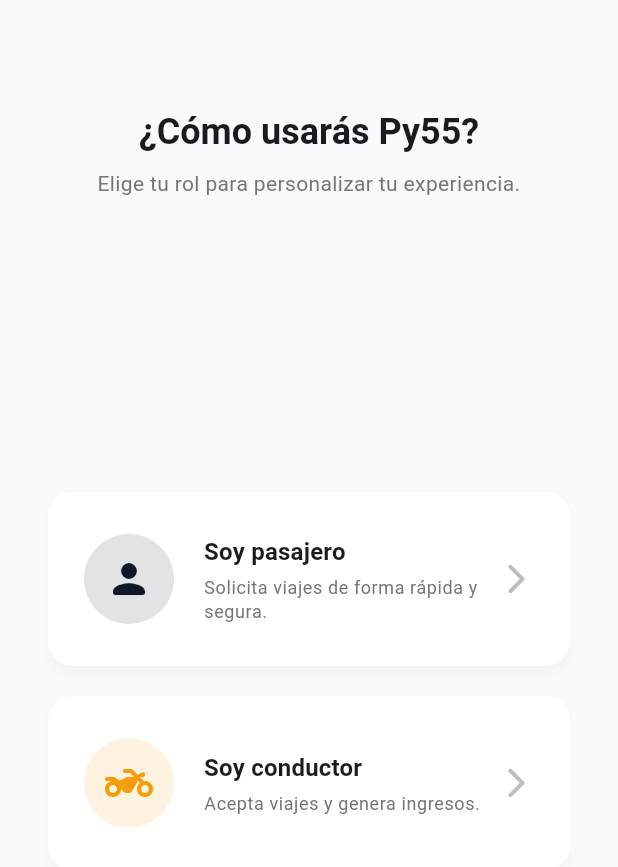
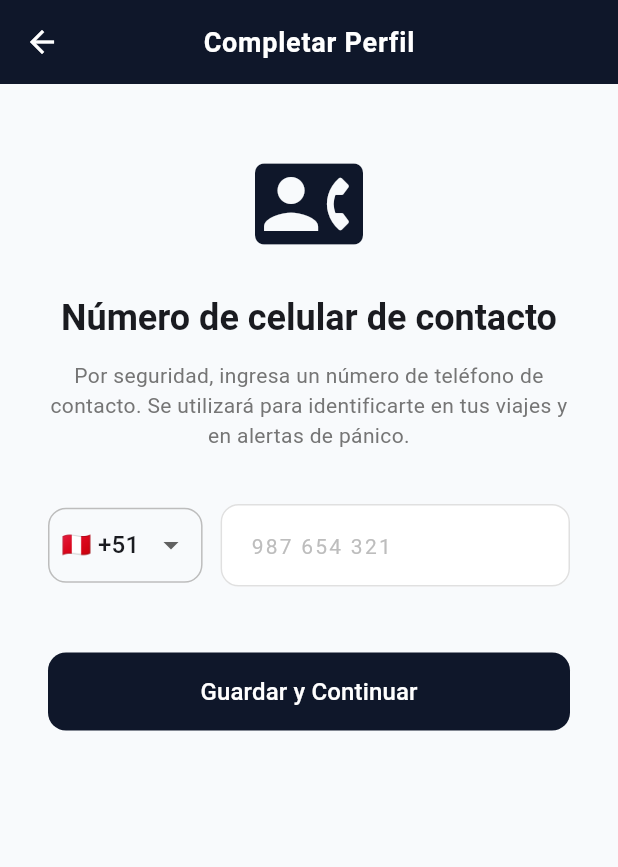
Before and after one commit to Systems-Engineer-01/Py-55, a Flutter app: the RoleSelectionScreen screen opened directly, after a tap on "Soy pasajero", on a phone screen of 412 x 824 dp. Shown: the top 867 px of the screen. Run offline on Flutter 3.47's test engine with Material 3 defaults, Android fonts, the phone set to English and light mode, and no system bars; our stand-ins replace cloud_firestore, firebase_auth, firebase_core, firebase_database, geolocator, google_maps_flutter and 2 more; accounts and stored records are empty; network calls fail.

Commit message:
Sprint 11: Autenticación con Google Sign-In, google-services.json actualizado, formulario de teléfono de contacto y flujo de roles completado

```diff
--- /dev/null
+++ b/lib/features/auth/screens/complete_phone_screen.dart
@@ -0,0 +1,235 @@
+import 'package:flutter/material.dart';
+import 'package:flutter/services.dart';
+import 'package:provider/provider.dart';
+import 'package:py55/features/auth/auth_provider.dart';
+
+/// Pantalla para solicitar el número de celular de contacto a usuarios de Google Sign-In.
+class CompletePhoneScreen extends StatefulWidget {
+  final String selectedRole;
+
+  const CompletePhoneScreen({
+    super.key,
+    required this.selectedRole,
+  });
+
+  @override
+  State<CompletePhoneScreen> createState() => _CompletePhoneScreenState();
+}
+
+class _CompletePhoneScreenState extends State<CompletePhoneScreen> {
+  final _phoneController = TextEditingController();
+  String _selectedCountryCode = '+51'; // Perú por defecto
+  bool _isLoading = false;
+  String? _errorMessage;
+
+  static const List<_CountryCode> _countryCodes = [
+    _CountryCode(code: '+51', name: 'PE', flag: '🇵🇪'),
+    _CountryCode(code: '+52', name: 'MX', flag: '🇲🇽'),
+    _CountryCode(code: '+54', name: 'AR', flag: '🇦🇷'),
+    _CountryCode(code: '+56', name: 'CL', flag: '🇨🇱'),
+    _CountryCode(code: '+57', name: 'CO', flag: '🇨🇴'),
+    _CountryCode(code: '+58', name: 'VE', flag: '🇻🇪'),
+    _CountryCode(code: '+55', name: 'BR', flag: '🇧🇷'),
+    _CountryCode(code: '+593', name: 'EC', flag: '🇪🇨'),
+    _CountryCode(code: '+591', name: 'BO', flag: '🇧🇴'),
+    _CountryCode(code: '+1', name: 'US', flag: '🇺🇸'),
+  ];
+
+  @override
+  void dispose() {
+    _phoneController.dispose();
+    super.dispose();
+  }
+
+  String get _fullPhoneNumber =>
+      '$_selectedCountryCode${_phoneController.text.trim()}';
+
+  Future<void> _submitPhone() async {
+    final phoneText = _phoneController.text.trim();
+    if (phoneText.isEmpty || phoneText.length < 9) {
+      setState(() {
+        _errorMessage = 'Ingresa un número de celular válido (mín. 9 dígitos).';
+      });
+      return;
+    }
+
+    setState(() {
+      _isLoading = true;
+      _errorMessage = null;
+    });
+
+    try {
+      await context
+          .read<AuthProvider>()
+          .saveUserWithRoleAndPhone(widget.selectedRole, _fullPhoneNumber);
+      // El estado del AuthProvider cambiará a needsVerificationUpload
+      // y la navegación se resolverá mediante AuthWrapper o pop.
+      if (mounted && Navigator.canPop(context)) {
+        Navigator.popUntil(context, (route) => route.isFirst);
+      }
+    } catch (e) {
+      if (mounted) {
+        setState(() {
+          _isLoading = false;
+          _errorMessage = 'Error al guardar el teléfono: $e';
+        });
+      }
+    }
+  }
+
+  @override
+  Widget build(BuildContext context) {
+    final theme = Theme.of(context);
+
+    return Scaffold(
+      appBar: AppBar(
+        title: const Text('Completar Perfil'),
+      ),
+      body: SafeArea(
+        child: SingleChildScrollView(
+          padding: const EdgeInsets.symmetric(horizontal: 32, vertical: 24),
+          child: Column(
+            crossAxisAlignment: CrossAxisAlignment.stretch,
+            children: [
+              const SizedBox(height: 20),
+
+              Icon(
+                Icons.contact_phone_rounded,
+                size: 72,
+                color: theme.colorScheme.primary,
+              ),
+              const SizedBox(height: 24),
+
+              Text(
+                'Número de celular de contacto',
+                style: theme.textTheme.headlineSmall?.copyWith(
+                  fontWeight: FontWeight.bold,
+                ),
+                textAlign: TextAlign.center,
+              ),
+              const SizedBox(height: 12),
+              Text(
+                'Por seguridad, ingresa un número de teléfono de contacto. '
+                'Se utilizará para identificarte en tus viajes y en alertas de pánico.',
+                style: theme.textTheme.bodyMedium?.copyWith(
+                  color: Colors.grey[600],
+                ),
+                textAlign: TextAlign.center,
+              ),
+              const SizedBox(height: 36),
+
+              // Selector de país + Campo de número
+              Row(
+                children: [
+                  Container(
+                    padding: const EdgeInsets.symmetric(horizontal: 8),
+                    decoration: BoxDecoration(
+                      border: Border.all(color: Colors.grey.shade400),
+                      borderRadius: BorderRadius.circular(12),
+                    ),
+                    child: DropdownButtonHideUnderline(
+                      child: DropdownButton<String>(
+                        value: _selectedCountryCode,
+                        items: _countryCodes.map((cc) {
+                          return DropdownMenuItem(
+                            value: cc.code,
+                            child: Text(
+                              '${cc.flag} ${cc.code}',
+                              style: const TextStyle(fontSize: 16),
+                            ),
+                          );
+                        }).toList(),
+                        onChanged: (value) {
+                          if (value != null) {
+                            setState(() => _selectedCountryCode = value);
+                          }
+                        },
+                      ),
+                    ),
+                  ),
+                  const SizedBox(width: 12),
+
+                  Expanded(
+                    child: TextField(
+                      controller: _phoneController,
+                      keyboardType: TextInputType.phone,
+                      inputFormatters: [
+                        FilteringTextInputFormatter.digitsOnly,
+                        LengthLimitingTextInputFormatter(12),
+                      ],
+                      decoration: InputDecoration(
+                        hintText: '987 654 321',
+                        border: OutlineInputBorder(
+                          borderRadius: BorderRadius.circular(12),
+                        ),
+                        contentPadding: const EdgeInsets.symmetric(
+                          horizontal: 16,
+                          vertical: 14,
+                        ),
+                      ),
+                      style: const TextStyle(fontSize: 18, letterSpacing: 1.5),
+                    ),
+                  ),
+                ],
+              ),
+              const SizedBox(height: 16),
+
+              if (_errorMessage != null)
+                Container(
+                  padding: const EdgeInsets.all(12),
+                  decoration: BoxDecoration(
+                    color: Colors.red.shade50,
+                    borderRadius: BorderRadius.circular(8),
+                  ),
+                  child: Text(
+                    _errorMessage!,
+                    style: TextStyle(color: Colors.red.shade700, fontSize: 14),
+                    textAlign: TextAlign.center,
+                  ),
+                ),
+
+              const SizedBox(height: 28),
+
+              SizedBox(
+                height: 52,
+                child: FilledButton(
+                  onPressed: _isLoading ? null : _submitPhone,
+                  style: FilledButton.styleFrom(
+                    shape: RoundedRectangleBorder(
+                      borderRadius: BorderRadius.circular(12),
+                    ),
+                  ),
+                  child: _isLoading
+                      ? const SizedBox(
+                          height: 24,
+                          width: 24,
+                          child: CircularProgressIndicator(
+                            strokeWidth: 2.5,
+                            color: Colors.white,
+                          ),
+                        )
+                      : const Text(
+                          'Guardar y Continuar',
+                          style: TextStyle(fontSize: 16),
+                        ),
+                ),
+              ),
+            ],
+          ),
+        ),
+      ),
+    );
+  }
+}
+
+class _CountryCode {
+  final String code;
+  final String name;
+  final String flag;
+
+  const _CountryCode({
+    required this.code,
+    required this.name,
+    required this.flag,
+  });
+}
--- a/lib/features/auth/screens/role_selection_screen.dart
+++ b/lib/features/auth/screens/role_selection_screen.dart
@@ -2,6 +2,7 @@
 import 'package:provider/provider.dart';
 import 'package:py55/core/constants.dart';
 import 'package:py55/features/auth/auth_provider.dart';
+import 'package:py55/features/auth/screens/complete_phone_screen.dart';
 
 /// Pantalla de selección de rol (pasajero o mototaxista).
 ///
@@ -10,10 +11,26 @@
 class RoleSelectionScreen extends StatelessWidget {
   const RoleSelectionScreen({super.key});
 
+  void _onRoleSelected(BuildContext context, String rol) {
+    final authProvider = context.read<AuthProvider>();
+    final phone = authProvider.firebaseUser?.phoneNumber;
+
+    if (phone != null && phone.isNotEmpty) {
+      // Login por teléfono: ya tiene número de celular en Firebase Auth
+      authProvider.saveUserWithRole(rol);
+    } else {
+      // Login por Google: solicitar teléfono de contacto en CompletePhoneScreen
+      Navigator.of(context).push(
+        MaterialPageRoute(
+          builder: (_) => CompletePhoneScreen(selectedRole: rol),
+        ),
+      );
+    }
+  }
+
   @override
   Widget build(BuildContext context) {
     final theme = Theme.of(context);
-    final authProvider = context.read<AuthProvider>();
 
     return Scaffold(
       body: SafeArea(
@@ -48,8 +65,7 @@
                 title: 'Soy pasajero',
                 subtitle: 'Solicita viajes de forma rápida y segura.',
                 color: theme.colorScheme.primary,
-                onTap: () =>
-                    authProvider.saveUserWithRole(AppConstants.rolPasajero),
+                onTap: () => _onRoleSelected(context, AppConstants.rolPasajero),
               ),
 
               const SizedBox(height: 20),
@@ -61,7 +77,7 @@
                 subtitle: 'Acepta viajes y genera ingresos.',
                 color: theme.colorScheme.tertiary,
                 onTap: () =>
-                    authProvider.saveUserWithRole(AppConstants.rolMototaxista),
+                    _onRoleSelected(context, AppConstants.rolMototaxista),
               ),
 
               const Spacer(),
--- a/pubspec.yaml
+++ b/pubspec.yaml
@@ -45,6 +45,7 @@
   provider: ^6.1.2
   intl: ^0.19.0
   image_picker: ^1.0.7
+  google_sign_in: ^6.2.1
 
 dev_dependencies:
   flutter_test:
```
Also changed, not shown: lib/features/auth/auth_provider.dart (+45 -2 lines), lib/features/auth/auth_service.dart (+9 -2 lines), lib/features/auth/google_auth_service.dart (added, +42 -0 lines), lib/features/auth/screens/phone_input_screen.dart (+72 -1 lines), pubspec.lock, 2 other files.
